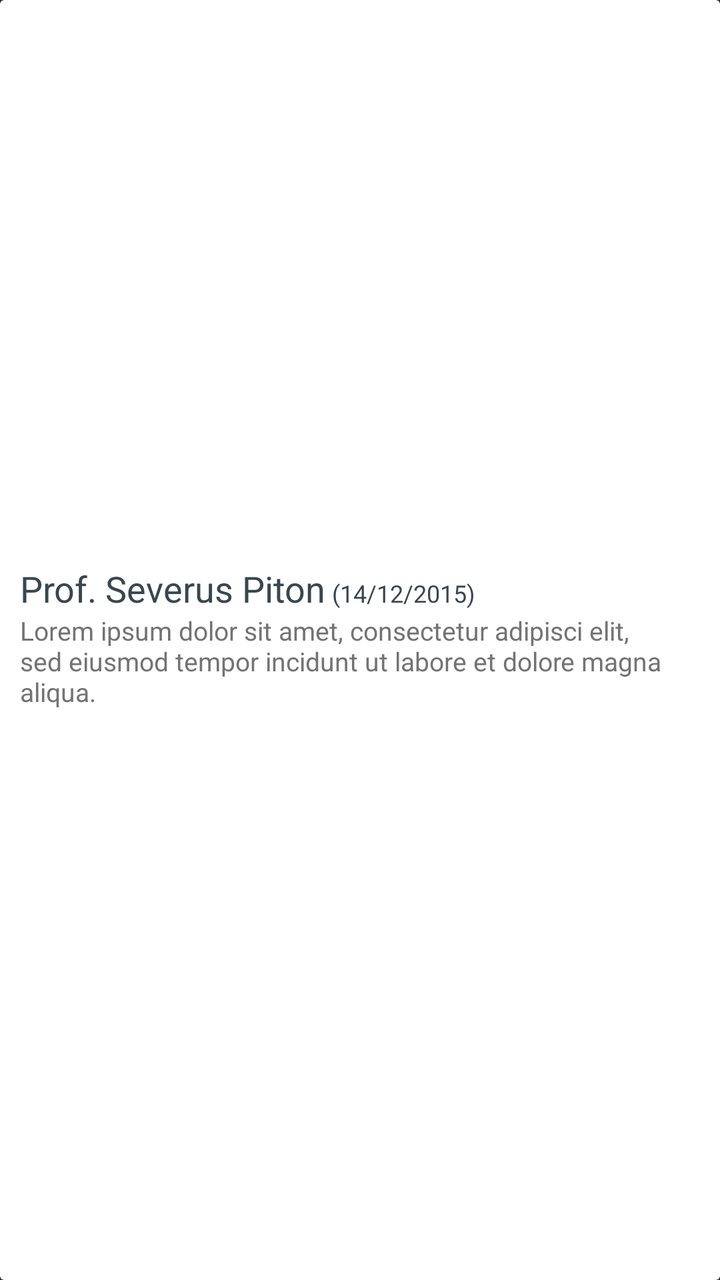
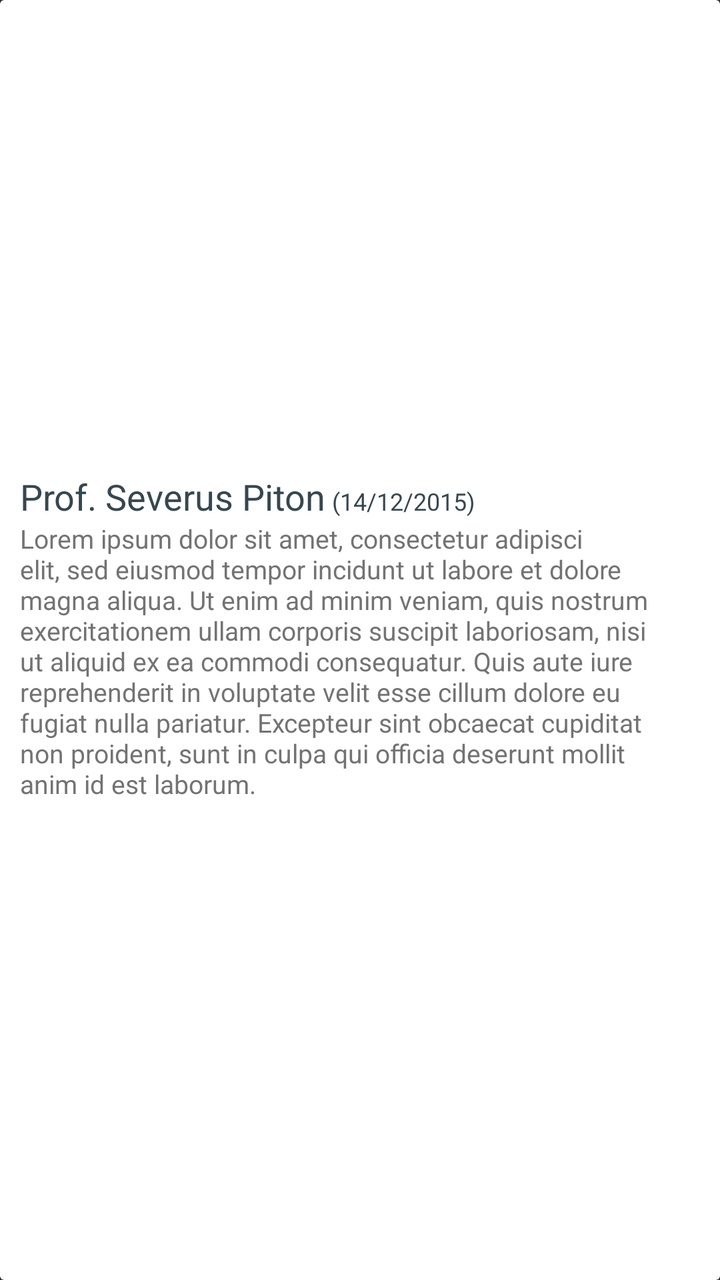

Compare the two renders of this Android layout. The source of the first and the diff that turns it into the second are given below.
<!-- AndroidManifest.xml: application theme AppTheme -->
<!-- res/layout/adapter_lezioni.xml -->
<?xml version="1.0" encoding="utf-8"?>
<android.support.v7.widget.CardView xmlns:android="http://schemas.android.com/apk/res/android"
    xmlns:card_view="http://schemas.android.com/apk/res-auto"
    android:id="@+id/LezioneCv"
    android:layout_width="match_parent"
    android:layout_height="wrap_content"
    android:layout_marginTop="10dp"
    card_view:cardBackgroundColor="#fff">

    <RelativeLayout
        android:layout_width="wrap_content"
        android:layout_height="wrap_content"
        android:layout_gravity="center_vertical"
        android:layout_marginBottom="10dp"
        android:layout_marginEnd="20dp"
        android:layout_marginLeft="10dp"
        android:layout_marginRight="20dp"
        android:layout_marginStart="10dp"
        android:layout_marginTop="10dp">

        <LinearLayout
            android:id="@+id/LezionePrimoLay"
            android:layout_width="match_parent"
            android:layout_height="wrap_content">

            <TextView
                android:id="@+id/LezioneProf"
                android:layout_width="wrap_content"
                android:layout_height="wrap_content"
                android:text="Prof. Severus Piton"
                android:textColor="@color/material_blue_grey"
                android:textSize="18sp" />

            <TextView
                android:id="@+id/LezioneData"
                android:layout_width="wrap_content"
                android:layout_height="wrap_content"
                android:layout_marginLeft="3dp"
                android:layout_marginStart="3dp"
                android:text="(14/12/2015)"
                android:textColor="@color/material_blue_grey"
                android:textSize="12sp" />

        </LinearLayout>

        <TextView
            android:id="@+id/LezioneDes"
            android:layout_width="wrap_content"
            android:layout_height="wrap_content"
            android:layout_below="@+id/LezionePrimoLay"
            android:layout_marginBottom="3dp"
            android:text="Lorem ipsum dolor sit amet, consectetur adipisci elit, sed eiusmod tempor incidunt ut labore et dolore magna aliqua. "
            android:textColor="@color/textcolorgrey"
            android:textColorLink="#0099ff"
            android:textSize="13sp"
            android:visibility="visible" />

    </RelativeLayout>
</android.support.v7.widget.CardView>
<!-- resources referenced by this layout -->
<resources>
  <color name="material_blue_grey">#37474f</color>
  <color name="textcolorgrey">#737373</color>
  <style name="AppTheme" parent="Theme.AppCompat.NoActionBar">
          
          <item name="colorPrimary">@color/colorPrimary</item>
          <item name="colorPrimaryDark">@color/colorPrimaryDark</item>
          <item name="colorAccent">@color/colorAccent</item>
          <item name="android:textColorHint">#FF80AB</item>
      </style>
  <color name="colorPrimary">#3F51B5</color>
  <color name="colorPrimaryDark">#303F9F</color>
  <color name="colorAccent">#FF4081</color>
</resources>

<!-- the commit's change to res/layout/adapter_lezioni.xml (unified diff, before → after) -->
@@ -27,7 +27,7 @@
                 android:id="@+id/LezioneProf"
                 android:layout_width="wrap_content"
                 android:layout_height="wrap_content"
-                android:text="Prof. Severus Piton"
+                android:text="@string/prof_severus_piton"
                 android:textColor="@color/material_blue_grey"
                 android:textSize="18sp" />
 
@@ -37,7 +37,7 @@
                 android:layout_height="wrap_content"
                 android:layout_marginLeft="3dp"
                 android:layout_marginStart="3dp"
-                android:text="(14/12/2015)"
+                android:text="@string/_14_12_2015"
                 android:textColor="@color/material_blue_grey"
                 android:textSize="12sp" />
 
@@ -49,7 +49,7 @@
             android:layout_height="wrap_content"
             android:layout_below="@+id/LezionePrimoLay"
             android:layout_marginBottom="3dp"
-            android:text="Lorem ipsum dolor sit amet, consectetur adipisci elit, sed eiusmod tempor incidunt ut labore et dolore magna aliqua. "
+            android:text="@string/lorem1"
             android:textColor="@color/textcolorgrey"
             android:textColorLink="#0099ff"
             android:textSize="13sp"
<!-- resource entries referenced after the edit -->
@@ -2,6 +2,9 @@
 <resources>
   <color name="material_blue_grey">#37474f</color>
   <color name="textcolorgrey">#737373</color>
+  <string name="_14_12_2015">(14/12/2015)</string>
+  <string name="lorem1">Lorem ipsum dolor sit amet, consectetur adipisci elit, sed eiusmod tempor incidunt ut labore et dolore magna aliqua. Ut enim ad minim veniam, quis nostrum exercitationem ullam corporis suscipit laboriosam, nisi ut aliquid ex ea commodi consequatur. Quis aute iure reprehenderit in voluptate velit esse cillum dolore eu fugiat nulla pariatur. Excepteur sint obcaecat cupiditat non proident, sunt in culpa qui officia deserunt mollit anim id est laborum.</string>
+  <string name="prof_severus_piton">Prof. Severus Piton</string>
   <style name="AppTheme" parent="Theme.AppCompat.NoActionBar">
           
           <item name="colorPrimary">@color/colorPrimary</item>
